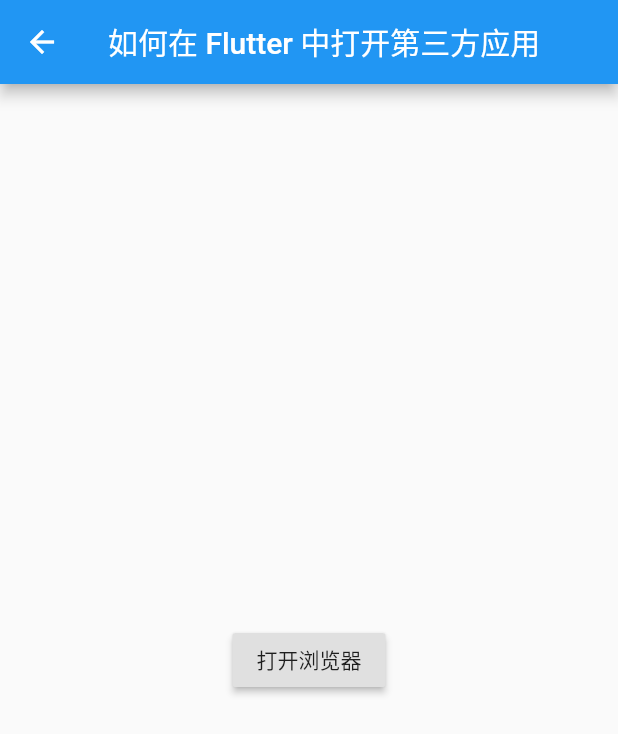
After one commit to flanliulf/learning-flutter, a Flutter app: the LaunchThirdUsage screen opened by its route, after a tap on "打开浏览器", on a phone screen of 412 x 824 dp. The commit adds this screen. Shown: the top 734 px of the screen. Run offline on Flutter 3.47's test engine with Material 2 defaults, Android fonts, the phone set to English and light mode, and no system bars; missing offline and left inert: dart:ffi, flutter_color_plugin.

Commit message:
使用 Url_launch 插件打开第三方浏览器页面

```diff
--- /dev/null
+++ b/lib/launch_third_usage.dart
@@ -0,0 +1,46 @@
+import 'package:flutter/material.dart';
+import 'package:url_launcher/url_launcher.dart';
+
+/// 如何在 Flutter 中打开第三方应用
+class LaunchThirdUsage extends StatefulWidget {
+  @override
+  _LaunchThirdUsageState createState() => _LaunchThirdUsageState();
+}
+
+class _LaunchThirdUsageState extends State<LaunchThirdUsage> {
+  @override
+  Widget build(BuildContext context) {
+    return Scaffold(
+      appBar: AppBar(
+        title: Text('如何在 Flutter 中打开第三方应用'),
+        // 左边返回按钮
+        leading: GestureDetector(
+          onTap: () {
+            Navigator.pop(context);
+          },
+          child: Icon(Icons.arrow_back),
+        ),
+      ),
+      body: Center(
+        child: Column(
+          mainAxisAlignment: MainAxisAlignment.center,
+          children: <Widget>[
+            RaisedButton(
+              onPressed: () => _launchURL(),
+              child: Text('打开浏览器'),
+            ),
+          ],
+        ),
+      ),
+    );
+  }
+
+  _launchURL() async {
+    const url = 'https://flutter.dev';
+    if (await canLaunch(url)) {
+      await launch(url);
+    } else {
+      throw 'Could not launch $url';
+    }
+  }
+}
--- a/lib/main.dart
+++ b/lib/main.dart
@@ -1,6 +1,7 @@
 import 'package:flutter/material.dart';
 import 'package:learning_flutter/assets_usage.dart';
 import 'package:learning_flutter/gesture_usage.dart';
+import 'package:learning_flutter/launch_third_usage.dart';
 import 'package:learning_flutter/layout_usage.dart';
 import 'package:learning_flutter/stateful_group_usage.dart';
 import 'package:learning_flutter/stateless_group_usage.dart';
@@ -46,6 +47,7 @@ class MyApp extends StatelessWidget {
         'plugin': (BuildContext context) => PluginUsage(),
         'gesture': (BuildContext context) => GestureUsage(),
         'assets': (BuildContext context) => AssetsUsage(),
+        'launch': (BuildContext context) => LaunchThirdUsage(),
       },
     );
   }
@@ -78,6 +80,7 @@ class _RouterNavigatorState extends State<RouterNavigator> {
           _item('如何进行 Flutter 布局开发', LayoutUsage(), 'layout'),
           _item('如何检测手势及处理点击事件', GestureUsage(), 'gesture'),
           _item('如何导入和使用 Flutter 的资源文件', AssetsUsage(), 'assets'),
+          _item('如何在 Flutter 中打开第三方应用', LaunchThirdUsage(), 'launch'),
         ],
       ),
     );
--- a/lib/plugin_usage.dart
+++ b/lib/plugin_usage.dart
@@ -1,5 +1,3 @@
-import 'dart:ffi';
-
 import 'package:flutter/material.dart';
 import 'package:flutter_color_plugin/flutter_color_plugin.dart';
 
--- a/pubspec.yaml
+++ b/pubspec.yaml
@@ -29,6 +29,7 @@ dependencies:
   # Use with the CupertinoIcons class for iOS style icons.
   cupertino_icons: ^0.1.3
   flutter_color_plugin: ^0.0.2 # 颜色使用插件
+  url_launcher: ^5.4.10 # launch 第三方应用插件
 
 dev_dependencies:
   flutter_test:
```
Also changed, not shown: pubspec.lock, 6 other files.
